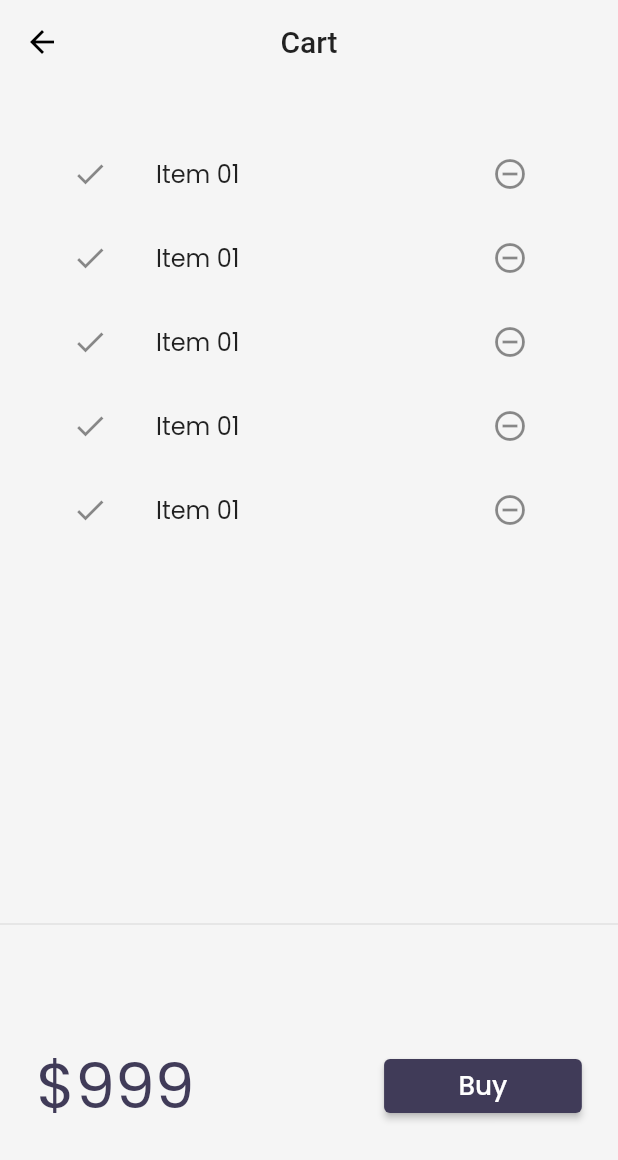
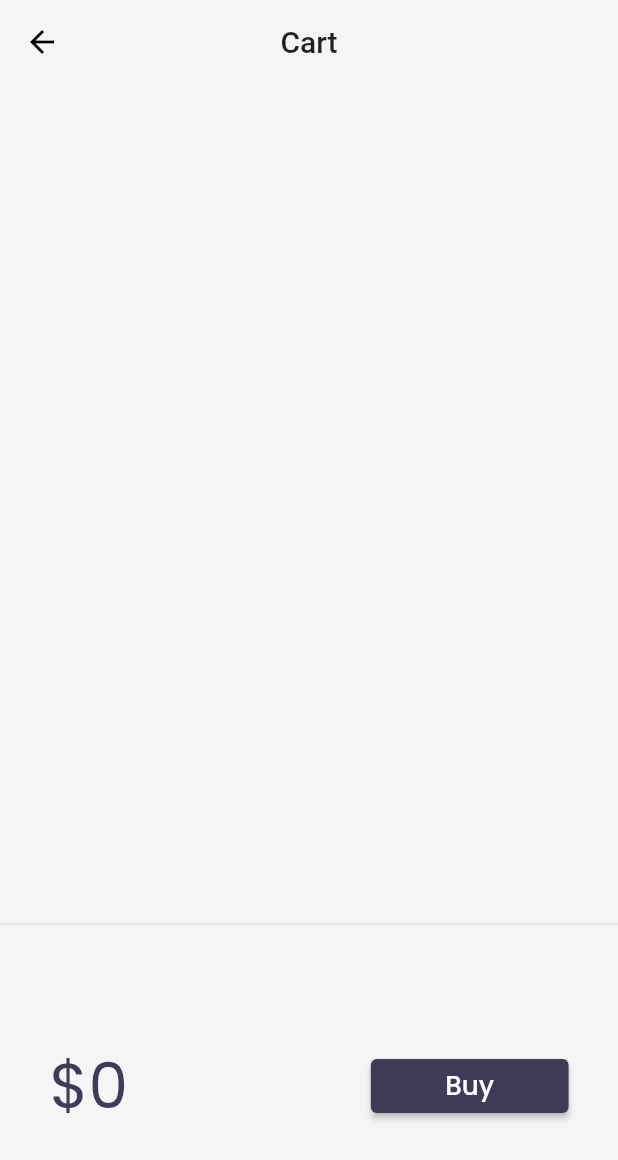
Before and after one commit to officialYogesh/flutter_catalog, a Flutter app: the CartScreen screen opened by its route, on a phone screen of 412 x 824 dp. Shown: the top 1160 px of the screen. Run offline on Flutter 3.47's test engine with Material 2 defaults, Android fonts, the phone set to English and light mode, and no system bars; our stand-ins replace google_fonts, velocity_x; network calls fail.

Commit message:
Basic cart functionality with bad coding practices

```diff
--- a/lib/models/cartModel.dart
+++ b/lib/models/cartModel.dart
@@ -1,6 +1,11 @@
-import 'package:flutter_catalog/models/catalog.dart';
+import 'package:flutter_catalog/models/catalogModel.dart';
 
 class CartModel {
+  // * Making class singleton i.e. only one instance will be created and shared
+  static final cartModel = CartModel._internal();
+  CartModel._internal();
+  factory CartModel() => cartModel;
+
   // Catalog field
   late CatalogModel _catalog;
 
--- a/lib/models/catalog.dart
+++ b/lib/models/catalogModel.dart
@@ -1,6 +1,11 @@
 import 'dart:convert';
 
 class CatalogModel {
+  // * Making class singleton i.e. only one instance will be created and shared
+  static final catalogModel = CatalogModel._internal();
+  CatalogModel._internal();
+  factory CatalogModel() => catalogModel;
+
   static List<Item> items = [
     // Item(
     //     id: 1,
--- a/lib/screens/cartScreen.dart
+++ b/lib/screens/cartScreen.dart
@@ -1,4 +1,5 @@
 import 'package:flutter/material.dart';
+import 'package:flutter_catalog/models/cartModel.dart';
 
 import 'package:velocity_x/velocity_x.dart';
 
@@ -27,12 +28,17 @@ class _CartTotal extends StatelessWidget {
 
   @override
   Widget build(BuildContext context) {
+    final _cart = CartModel();
     return SizedBox(
       height: 200,
       child: Row(
         mainAxisAlignment: MainAxisAlignment.spaceAround,
         children: [
-          "\$999".text.xl5.color(context.theme.accentColor).make(),
+          "\$${_cart.totalPrice}"
+              .text
+              .xl5
+              .color(context.theme.accentColor)
+              .make(),
           30.widthBox,
           ElevatedButton(
                   onPressed: () {
@@ -58,13 +64,14 @@ class _CartList extends StatefulWidget {
 }
 
 class __CartListState extends State<_CartList> {
+  final _cart = CartModel();
   @override
   Widget build(BuildContext context) {
     return ListView.builder(
-      itemCount: 5,
+      itemCount: _cart.items.length,
       itemBuilder: (context, index) => ListTile(
         leading: Icon(Icons.done),
-        title: "Item 01".text.make(),
+        title: _cart.items[index].name.text.make(),
         trailing: IconButton(
           icon: Icon(Icons.remove_circle_outline),
           onPressed: () {},
--- a/lib/screens/homeScreen.dart
+++ b/lib/screens/homeScreen.dart
@@ -9,7 +9,7 @@ import 'package:velocity_x/velocity_x.dart';
 
 import 'package:flutter_catalog/utils/routs.dart';
 
-import 'package:flutter_catalog/models/catalog.dart';
+import 'package:flutter_catalog/models/catalogModel.dart';
 
 import 'package:flutter_catalog/widgets/drawer.dart';
 import 'package:flutter_catalog/widgets/item_widget.dart';
--- a/lib/screens/itemDetailsScreen.dart
+++ b/lib/screens/itemDetailsScreen.dart
@@ -3,7 +3,7 @@ import 'package:flutter_catalog/widgets/themes.dart';
 
 import 'package:velocity_x/velocity_x.dart';
 
-import 'package:flutter_catalog/models/catalog.dart';
+import 'package:flutter_catalog/models/catalogModel.dart';
 
 class ItemDetailsScreen extends StatelessWidget {
   final Item catalog;
--- a/lib/widgets/item_widget.dart
+++ b/lib/widgets/item_widget.dart
@@ -1,6 +1,6 @@
 import 'package:flutter/material.dart';
 
-import 'package:flutter_catalog/models/catalog.dart';
+import 'package:flutter_catalog/models/catalogModel.dart';
 
 class ItemWidget extends StatelessWidget {
   final Item item;
```
Also changed, not shown: lib/widgets/home_widgets/catalogList.dart (+37 -8 lines).
